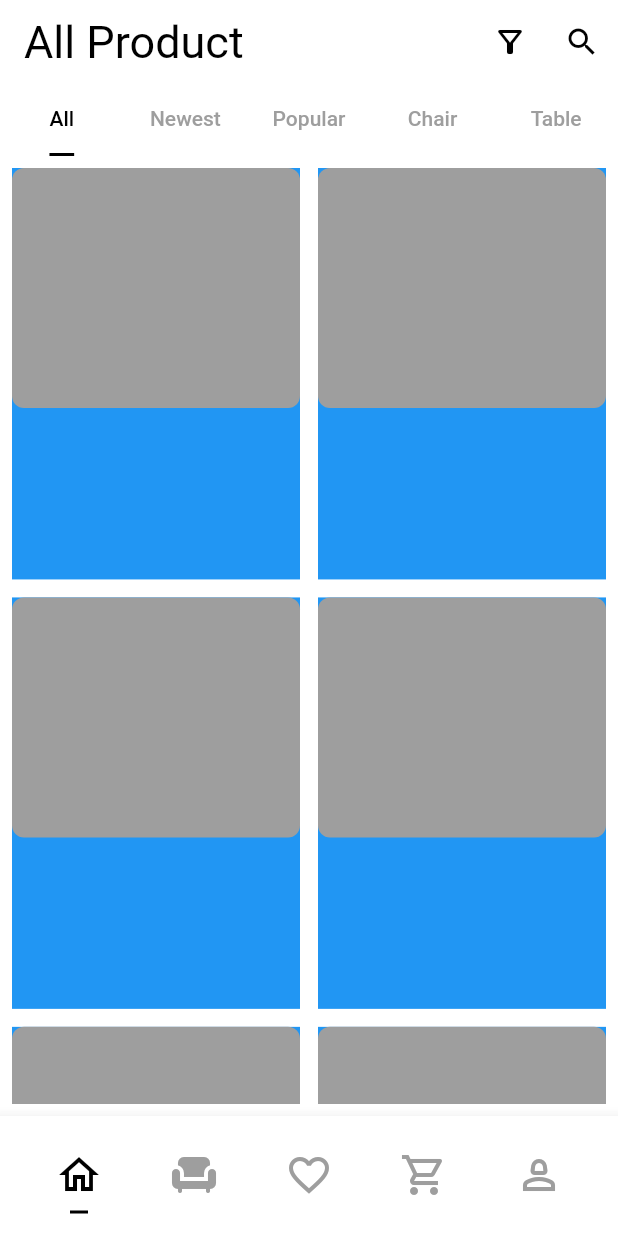
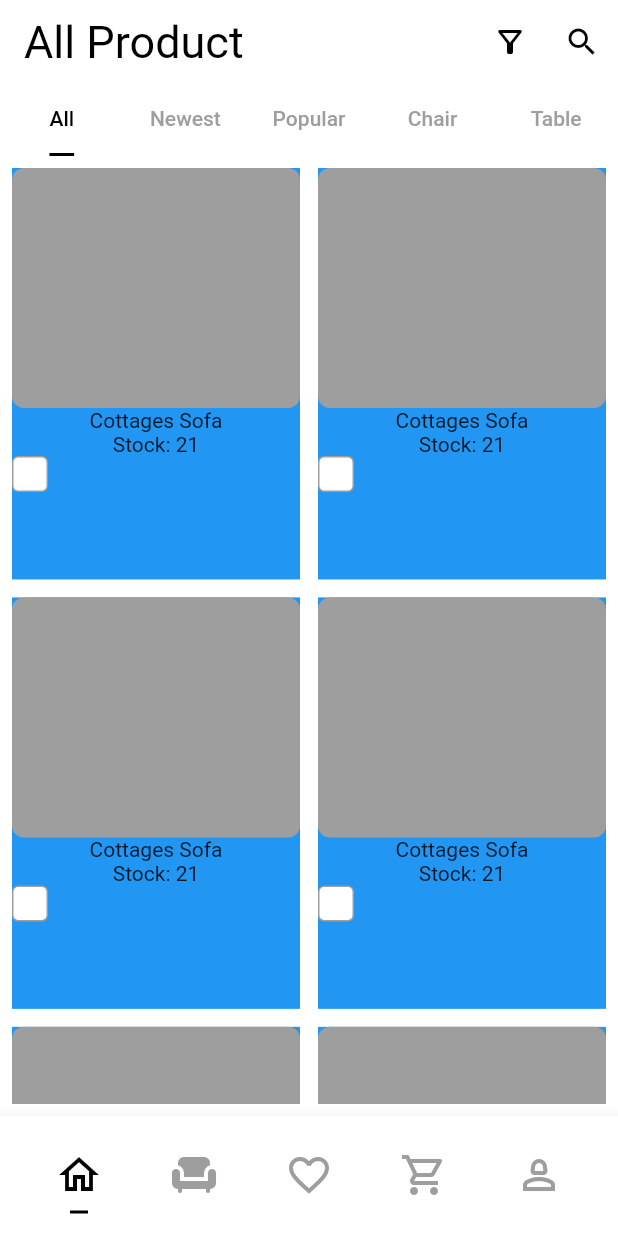
Before and after one commit to JAICHANGPARK/flutter_notebook_chapter_24, a Flutter app: the FurnitureMainPage screen opened directly, on a phone screen of 412 x 824 dp. Run offline on Flutter 3.47's test engine with Material 2 defaults, Android fonts, the phone set to English and light mode, and no system bars; our stand-ins replace flutter_riverpod, freezed_annotation, ionicons, percent_indicator; missing offline and left inert: crypto_font_icons; network calls fail.

Commit message:
Update furniture_main_page.dart

```diff
--- a/lib/ep1371_furniture_app/view/furniture_main_page.dart
+++ b/lib/ep1371_furniture_app/view/furniture_main_page.dart
@@ -85,10 +85,24 @@ class _FurnitureMainPageState extends State<FurnitureMainPage> {
                           children: [
                             Container(
                               height: 160,
-                              decoration: BoxDecoration(
-                                color: Colors.grey,
-                                borderRadius: BorderRadius.circular(8)
-                              ),
+                              decoration: BoxDecoration(color: Colors.grey, borderRadius: BorderRadius.circular(8)),
+                            ),
+                            Text("Cottages Sofa"),
+                            Text("Stock: 21"),
+                            Row(
+                              children: [
+                                Container(
+                                  height: 24,
+                                  width: 24,
+                                  decoration: BoxDecoration(
+                                    borderRadius: BorderRadius.circular(4),
+                                    border: Border.all(
+                                      color: Colors.grey,
+                                    ),
+                                    color: Colors.white,
+                                  ),
+                                )
+                              ],
                             )
                           ],
                         ),
```
